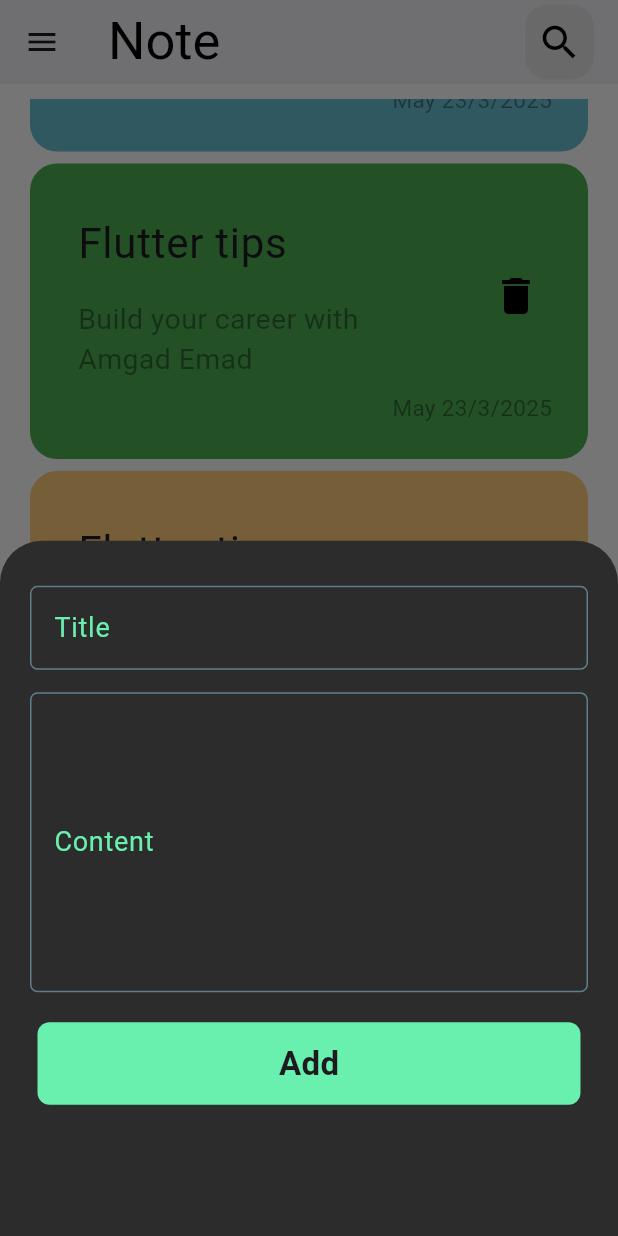
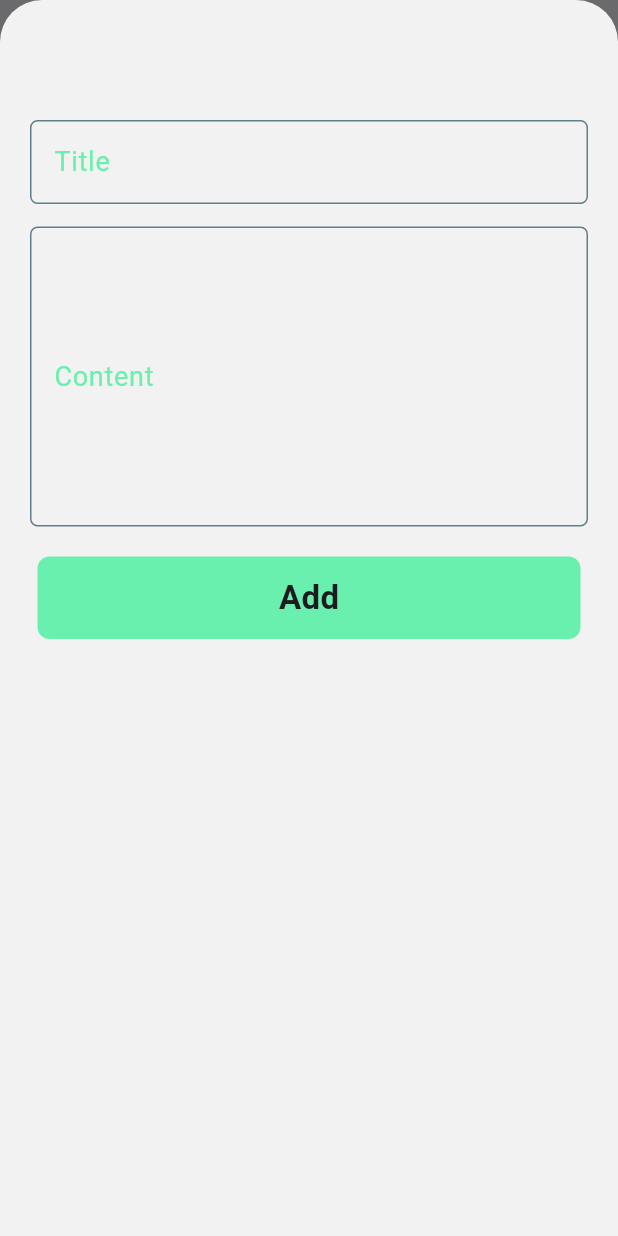
Before and after one commit to amgad2003/notein, a Flutter app: the screen it shows after launch, scrolled down 576 dp, after a tap on the "add" icon, on a phone screen of 412 x 824 dp. Run offline on Flutter 3.47's test engine with Material 3 defaults, Android fonts, the phone set to English and light mode, and no system bars; our stand-ins replace hive, hive_flutter; accounts and stored records are empty; Roboto replaces fonts that are missing (Poppins).

Commit message:
Refreshing the code And some Ui modifications

```diff
--- a/lib/View/edit_view.dart
+++ b/lib/View/edit_view.dart
@@ -18,20 +18,20 @@ class EditView extends StatelessWidget {
         padding: const  EdgeInsets.symmetric(horizontal: 20),
         child: Column(
           children: [
-            SizedBox(height: 10,),
-           // CustomTextField(labelText: 'Title',),
-            SizedBox(height: 10,),
+           const SizedBox(height: 10,),
+            const CustomTextField(labelText: 'Title',),
+            const SizedBox(height: 10,),
             Expanded(
                 child: TextField(
                   maxLines: 7,
                   decoration: InputDecoration(
                     enabledBorder: OutlineInputBorder(
                         borderRadius: BorderRadius.circular(5),
-                        borderSide: BorderSide(color: Colors.blueGrey,width: 1.0),
+                        borderSide: const BorderSide(color: Colors.blueGrey,width: 1.0),
                     ),
                     focusedBorder:  OutlineInputBorder(
                       borderRadius: BorderRadius.circular(5),
-                      borderSide: BorderSide(color: Colors.blueGrey,width: 1.0),
+                      borderSide: const BorderSide(color: Colors.blueGrey,width: 1.0),
                     ),
                   )
                 )
--- a/lib/View/home_view.dart
+++ b/lib/View/home_view.dart
@@ -4,7 +4,7 @@ import 'package:notein/View/edit_view.dart';
 import 'package:notein/widget/custom_appbar.dart';
 import 'package:notein/widget/custom_drawer.dart';
 import 'package:notein/widget/custom_float_action_botton.dart';
-import '../widget/custom_container_info.dart';
+import '../widget/custom_container_item.dart';
 
 class HomeView extends StatefulWidget {
    const HomeView({super.key});
@@ -38,22 +38,23 @@ class _HomeViewState extends State<HomeView> {
   @override
   Widget build(BuildContext context) {
     return Scaffold(
-      drawer: CustomDrawer(),
+      drawer: const CustomDrawer(),
       appBar: buildAppBar(),
-      floatingActionButton: CustomFlatActionButton(),
+      floatingActionButton:const CustomFlatActionButton(),
       body: Padding(
-        padding: EdgeInsets.symmetric(horizontal: 20),
-        child: Column(
+        padding:const EdgeInsets.symmetric(horizontal: 20),
+        child:  Column(
           children: [
-            SizedBox(height: 10),
-            Expanded(child: ListView.builder(
+            const SizedBox(height: 10),
+            Expanded(
+                child: ListView.builder(
               itemCount: listColor.length,
               itemBuilder: (context, index) {
                 return Padding(
                   padding: const EdgeInsets.symmetric(vertical: 4),
                   child: InkWell(
                       onTap: navigator,
-                      child: CustomContainerInfo(colorMadel: listColor[index])),
+                      child:  CustomContainerItem(colorMadel: listColor[index])),
                 );
               }))
           ],
--- a/lib/main.dart
+++ b/lib/main.dart
@@ -24,7 +24,7 @@ class MyApp extends StatelessWidget {
       theme: ThemeData(
         scaffoldBackgroundColor: themeDataChange.isDark
             ? Color(0xFF303030)
-            :Colors.white,
+            :Color(0xFFf2f2f2),
         fontFamily:  "Poppins",
         appBarTheme: AppBarTheme(
             titleTextStyle: TextStyle(
--- a/lib/widget/custom_add_note.dart
+++ b/lib/widget/custom_add_note.dart
@@ -29,20 +29,20 @@ class _AddNoteState extends State<AddNote> {
           autovalidateMode: autoValidateMode,
           child: Column(
             children: [
-              SizedBox(height: 30,),
+              const SizedBox(height: 80,),
               CustomTextField(
                 labelText: 'Title',
                 onSaved: (p0) {
                   title = p0;
-                },),
-              SizedBox(height: 15,),
+                }),
+              const SizedBox(height: 15,),
               CustomTextField(
                 maxLine: 7,
                 labelText: 'Content',
                 onSaved: (p0) {
                   subTitle = p0;
                 },),
-              SizedBox(height: 15),
+              const SizedBox(height: 15),
               CustomButton(
                 onTap: () {
                   if(formKey.currentState!.validate()){
--- a/lib/widget/custom_button.dart
+++ b/lib/widget/custom_button.dart
@@ -15,16 +15,16 @@ class CustomButton extends StatelessWidget {
   Widget build(BuildContext context) {
     return InkWell(
       onTap: onTap ,
-      child: Container(
+      child:  Container(
           alignment: Alignment.center,
-          margin: EdgeInsets.all(5),
+          margin:const  EdgeInsets.all(5),
           height: 55,
           width: MediaQuery.of(context).size.width,
           decoration: BoxDecoration(
               color: Colors.greenAccent,
               borderRadius: BorderRadius.circular(8)
           ),
-          child: CustomText(text: 'Add',fontSize: 22,fontWeight: FontWeight.w700,)
+          child:const CustomText(text: 'Add',fontSize: 22,fontWeight: FontWeight.w700,)
       ),
     );
   }
--- a/lib/widget/custom_container_info.dart
+++ b/lib/widget/custom_container_item.dart
@@ -4,9 +4,9 @@ import 'package:notein/Model/model_color.dart';
 
 import 'customText.dart';
 
-class CustomContainerInfo extends StatelessWidget {
+class CustomContainerItem extends StatelessWidget {
  final ModelColor colorMadel;
-   const CustomContainerInfo({
+   const CustomContainerItem({
     super.key,
     required this.colorMadel,
 
@@ -25,24 +25,27 @@ class CustomContainerInfo extends StatelessWidget {
         children: [
           ListTile(
             title: Padding(
-              padding: const EdgeInsets.only(bottom: 16),
-              child: CustomText(text: 'Flutter tips',fontSize: 28),
+              padding: const EdgeInsets.only(bottom: 14),
+              child: CustomText(text: 'Flutter tips',fontSize: 26),
             ),
             subtitle: CustomText(
-              text: 'Build your career with Amgad Emad',
+              text: 'Build your career with Amgad Emad ',
               maxLine: null,
-              fontSize: 19,
+              fontSize: 16,
               color: Colors.black.withOpacity(0.4),
             ),
             trailing:IconButton(
               onPressed: (){},
-              icon: Icon(Icons.delete,size: 32,),
+              icon: const Icon(Icons.delete,size: 32,),
               color: Colors.black,
               ),
           ),
           Padding(
-              padding: EdgeInsets.only(right: 24),
-              child: CustomText(text: 'May 23/3/2025',fontSize: 15,color: Colors.black.withOpacity(0.4),))
+              padding: const EdgeInsets.only(right: 24),
+              child: CustomText(
+                text: 'May 23/3/2025',
+                fontSize: 14,
+                color: Colors.black.withOpacity(0.4),))
         ],
       ),
     );
--- a/lib/widget/custom_drawer.dart
+++ b/lib/widget/custom_drawer.dart
@@ -12,15 +12,15 @@ class CustomDrawer extends StatelessWidget {
   @override
   Widget build(BuildContext context) {
     final themeDataChange = Provider.of<ThemeDataChange>(context);
-    return Drawer(
+    return  Drawer(
       backgroundColor: Theme.of(context).drawerTheme.backgroundColor,
       child: ListView(
         children: [
           SwitchListTile(
             activeColor: Colors.green,
             title: themeDataChange.isDark
-                ? CustomText(text: 'الوضع المظلم',color: Colors.white,)
-                : CustomText(text: 'الوضع الفاتح',),
+                ?  const CustomText(text: 'الوضع المظلم',color: Colors.white,)
+                :  const CustomText(text: 'الوضع الفاتح',),
             value: themeDataChange.isDark,
             onChanged: (value) {
               themeDataChange.isDark = value;
@@ -28,7 +28,7 @@ class CustomDrawer extends StatelessWidget {
               print(themeDataChange.isDark);
 
             },),
-          ListTile(
+           ListTile(
             title: CustomText(
               text: 'مساعدة / تعليق',
               color:  Theme.of(context).appBarTheme.titleTextStyle?.color ?? Colors.black,),
--- a/lib/widget/custom_float_action_botton.dart
+++ b/lib/widget/custom_float_action_botton.dart
@@ -12,13 +12,14 @@ class CustomFlatActionButton extends StatelessWidget {
     return FloatingActionButton(
       onPressed: () {
         showModalBottomSheet(
-            backgroundColor: Color(0xFF2c2c2c),
+          isScrollControlled: true,
+            backgroundColor: Theme.of(context).scaffoldBackgroundColor,
             context: context, builder: (context) {
-          return AddNote();
+          return const AddNote();
         });
       },
-      shape: CircleBorder(),
-      backgroundColor: Color(0xFF3eb0a0),
-      child: Icon(Icons.add,),);
+      shape: const CircleBorder(),
+      backgroundColor:const Color(0xFF3eb0a0),
+      child: const Icon(Icons.add,color: Color(0xFFf2f2f2),),);
   }
 }
--- a/lib/widget/custom_row_app_bar.dart
+++ b/lib/widget/custom_row_app_bar.dart
@@ -20,13 +20,13 @@ class CustomAppBarRow extends StatelessWidget {
       children: [
         CustomText(
           text: text,
-          fontSize: 35,
+          fontSize: 32,
           color: Theme.of(context).appBarTheme.titleTextStyle?.color ?? Colors.black
         ),
         InkWell(
           onTap: onTap,
           child: Container(
-            padding: EdgeInsets.symmetric(horizontal: 8, vertical: 10),
+            padding:const EdgeInsets.symmetric(horizontal: 8, vertical: 10),
             decoration: BoxDecoration(
                 color: Theme.of(context).primaryColor,
                 borderRadius: BorderRadius.circular(15)
@@ -34,7 +34,7 @@ class CustomAppBarRow extends StatelessWidget {
             child: Icon(
               icon,
               color: Theme.of(context).appBarTheme.titleTextStyle?.color ?? Colors.black,
-              size: 30,
+              size: 25,
             ),
           ),
         )
--- a/lib/widget/custom_text_field.dart
+++ b/lib/widget/custom_text_field.dart
@@ -6,13 +6,13 @@ class CustomTextField extends StatelessWidget {
 
   final int maxLine;
   final String labelText;
-  final void Function(String?) onSaved;
+  final void Function(String?)? onSaved;
 
   const CustomTextField({
     super.key,
     this.maxLine = 1,
     this.labelText = '',
-    required this.onSaved,
+    this.onSaved,
   });
 
 // Decoration Text Field *************
@@ -26,14 +26,16 @@ class CustomTextField extends StatelessWidget {
 
   @override
   Widget build(BuildContext context) {
-    return TextFormField(
-      style: TextStyle(color: Colors.white),
+    return  TextFormField(
+      style:  TextStyle(
+          color: Theme.of(context).appBarTheme.titleTextStyle?.color ?? Colors.black
+      ),
       maxLines: maxLine,
-        decoration: InputDecoration(
+        decoration:  InputDecoration(
           focusedBorder: buildOutlineInputBorder(color: Colors.blueGrey),
           enabledBorder: buildOutlineInputBorder(color:  Colors.blueGrey),
           border: buildOutlineInputBorder(color: Colors.blueGrey),
-          label: CustomText(
+          label:  CustomText(
             text: labelText,
             color: Colors.greenAccent,
             fontSize: 18,
```
